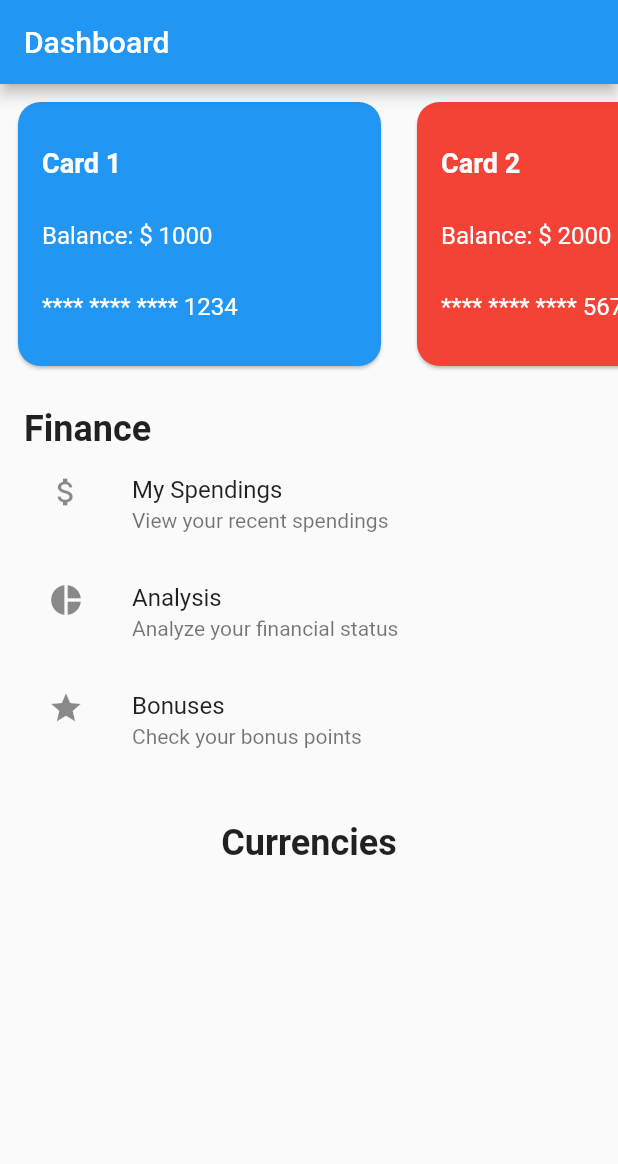
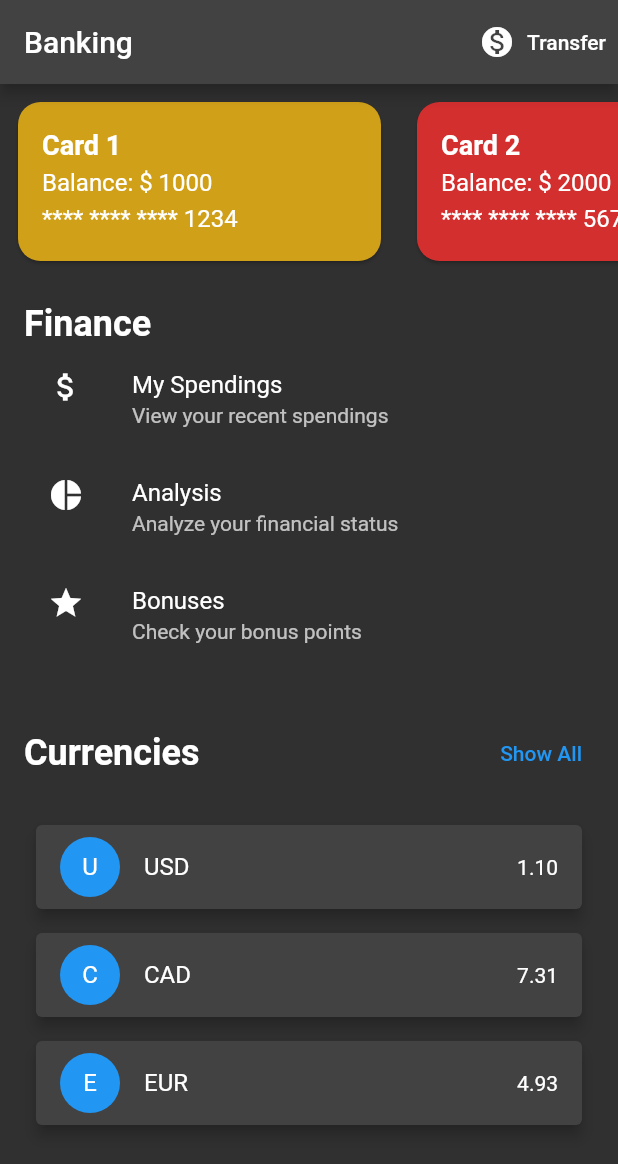
Before and after one commit to Ozgunak/Banking-App, a Flutter app: the screen it shows after launch, on a phone screen of 412 x 824 dp. Shown: the top 1164 px of the screen. Run offline on Flutter 3.47's test engine with Material 2 defaults, Android fonts, the phone set to English and light mode, and no system bars.

Commit message:
Add currency and transfer action button

```diff
--- a/lib/helpers/routes.dart
+++ b/lib/helpers/routes.dart
@@ -1,10 +1,10 @@
 import 'package:flutter/material.dart';
 import 'package:finance/screens/dashboard_screen.dart';
-// import 'package:banking_app/screens/transfer_screen.dart';
+import 'package:finance/screens/transfer_screen.dart';
 // import 'package:banking_app/screens/profile_screen.dart';
 
 final Map<String, WidgetBuilder> routes = {
   '/': (context) => DashboardScreen(),
-  // '/transfer': (context) => TransferScreen(),
+  '/transfer': (context) => TransferScreen(),
   // '/profile': (context) => ProfileScreen(),
 };
--- a/lib/main.dart
+++ b/lib/main.dart
@@ -12,6 +12,8 @@ class MyApp extends StatelessWidget {
       title: 'Banking App',
       theme: ThemeData(
         primarySwatch: Colors.blue,
+        brightness: Brightness.dark,
+        cardColor: Color(0xFF424242),
       ),
       initialRoute: '/',
       routes: routes,
--- a/lib/screens/dashboard_screen.dart
+++ b/lib/screens/dashboard_screen.dart
@@ -2,32 +2,49 @@ import 'package:flutter/material.dart';
 import 'package:finance/widgets/card_widget.dart';
 import 'package:finance/widgets/finance_section_widget.dart';
 import 'package:finance/widgets/currency_section_widget.dart';
-import 'package:finance/datas/card_data.dart';
+import 'package:finance/data/card_data.dart';
+import 'package:finance/screens/transfer_screen.dart';
 
 class DashboardScreen extends StatelessWidget {
-
   @override
   Widget build(BuildContext context) {
     return Scaffold(
       appBar: AppBar(
-        title: Text('Dashboard'),
+        title: Text('Banking'),
+        actions: [
+          TextButton.icon(
+            onPressed: () {
+              Navigator.push(
+                context,
+                MaterialPageRoute(builder: (context) => TransferScreen()),
+              );
+            },
+            icon: const Icon(Icons.monetization_on),
+            label: const Text('Transfer'),
+            style: ButtonStyle(
+              foregroundColor: MaterialStateProperty.all<Color>(Colors.white),
+            ),
+          ),
+        ],
       ),
       body: SingleChildScrollView(
         child: Column(
           children: [
             Container(
-              height: 200,
+              height: 130,
               child: ListView.builder(
                 scrollDirection: Axis.horizontal,
                 itemCount: CardData.carts.length,
                 itemBuilder: (context, index) {
-                  return CardWidget(card: CardData.carts[index],
+                  return CardWidget(
+                    card: CardData.carts[index],
                   );
                 },
               ),
             ),
             FinanceSectionWidget(),
-            CurrencySectionWidget(),          ],
+            CurrencySectionWidget(),
+          ],
         ),
       ),
     );
--- a/lib/screens/transfer_screen.dart
+++ b/lib/screens/transfer_screen.dart
@@ -0,0 +1,15 @@
+import 'package:flutter/material.dart';
+
+class TransferScreen extends StatelessWidget {
+  @override
+  Widget build(BuildContext context) {
+    return Scaffold(
+      appBar: AppBar(
+        title: Text('Transfer'),
+      ),
+      body: Center(
+        child: Text('Transfer Screen'),
+      ),
+    );
+  }
+}
--- a/lib/widgets/card_widget.dart
+++ b/lib/widgets/card_widget.dart
@@ -12,16 +12,16 @@ class CardWidget extends StatelessWidget {
 
     switch (card.color) {
       case 'blue':
-        cardColor = Colors.blue;
+        cardColor = Color(0xFFD0A018);
         break;
       case 'red':
-        cardColor = Colors.red;
+        cardColor = Color(0xFFD32F2F);
         break;
       case 'green':
-        cardColor = Colors.green;
+        cardColor = Color(0xFF388E3C);
         break;
       default:
-        cardColor = Colors.blue;
+        cardColor = Color(0xFF1E88E5);
     }
 
     return Container(
--- a/lib/widgets/currency_section_widget.dart
+++ b/lib/widgets/currency_section_widget.dart
@@ -1,18 +1,65 @@
 import 'package:flutter/material.dart';
+import 'package:finance/widgets/currency_widget.dart';
+import 'dart:math';
 
 class CurrencySectionWidget extends StatelessWidget {
+  final _currencies = [
+    'USD',
+    'CAD',
+    'EUR',
+    'JPY',
+    'GBP',
+    'AUD',
+    'CHF',
+    'CNY',
+    'SEK',
+    'NZD',
+  ];
+
+  List<Widget> _generateCurrencyWidgets(int count) {
+    final random = Random();
+    return List.generate(
+      count,
+          (index) => CurrencyWidget(
+        currency: _currencies[index],
+        rate: random.nextDouble() * 10,
+      ),
+    );
+  }
+
+  void _showAllCurrencies(BuildContext context) {
+    showModalBottomSheet(
+      context: context,
+      builder: (BuildContext context) {
+        final allCurrencyWidgets = _generateCurrencyWidgets(_currencies.length);
+        return ListView(children: allCurrencyWidgets);
+      },
+    );
+  }
+
   @override
   Widget build(BuildContext context) {
+    final currencyWidgets = _generateCurrencyWidgets(3);
     return Container(
       margin: EdgeInsets.all(16),
       child: Column(
         crossAxisAlignment: CrossAxisAlignment.start,
         children: [
-          Text(
-            'Currencies',
-            style: TextStyle(fontSize: 24, fontWeight: FontWeight.bold),
+          Row(
+            mainAxisAlignment: MainAxisAlignment.spaceBetween,
+            children: [
+              Text(
+                'Currencies',
+                style: TextStyle(fontSize: 24, fontWeight: FontWeight.bold),
+              ),
+              TextButton(
+                onPressed: () => _showAllCurrencies(context),
+                child: Text('Show All'),
+              ),
+            ],
           ),
-          // Add your currency-related widgets here
+          SizedBox(height: 16),
+          ...currencyWidgets,
         ],
       ),
     );
--- /dev/null
+++ b/lib/widgets/currency_widget.dart
@@ -0,0 +1,31 @@
+import 'package:flutter/material.dart';
+
+class CurrencyWidget extends StatelessWidget {
+  final String currency;
+  final double rate;
+
+  CurrencyWidget({required this.currency, required this.rate});
+
+  String _formatRate(double rate) {
+    return rate.toStringAsFixed(2).replaceAllMapped(RegExp(r'(\d{1,3})(?=(\d{3})+(?!\d))'), (Match match) => '${match[1]},');
+  }
+
+  @override
+  Widget build(BuildContext context) {
+    return Card(
+      margin: EdgeInsets.all(8),
+      elevation: 4,
+      child: ListTile(
+        leading: CircleAvatar(
+          backgroundColor: Colors.blue,
+          child: Text(
+            currency.substring(0, 1),
+            style: TextStyle(color: Colors.white),
+          ),
+        ),
+        title: Text(currency),
+        trailing: Text(_formatRate(rate)),
+      ),
+    );
+  }
+}
```
Also changed, not shown: lib/data/card_data.dart (renamed from lib/datas/card_data.dart).
